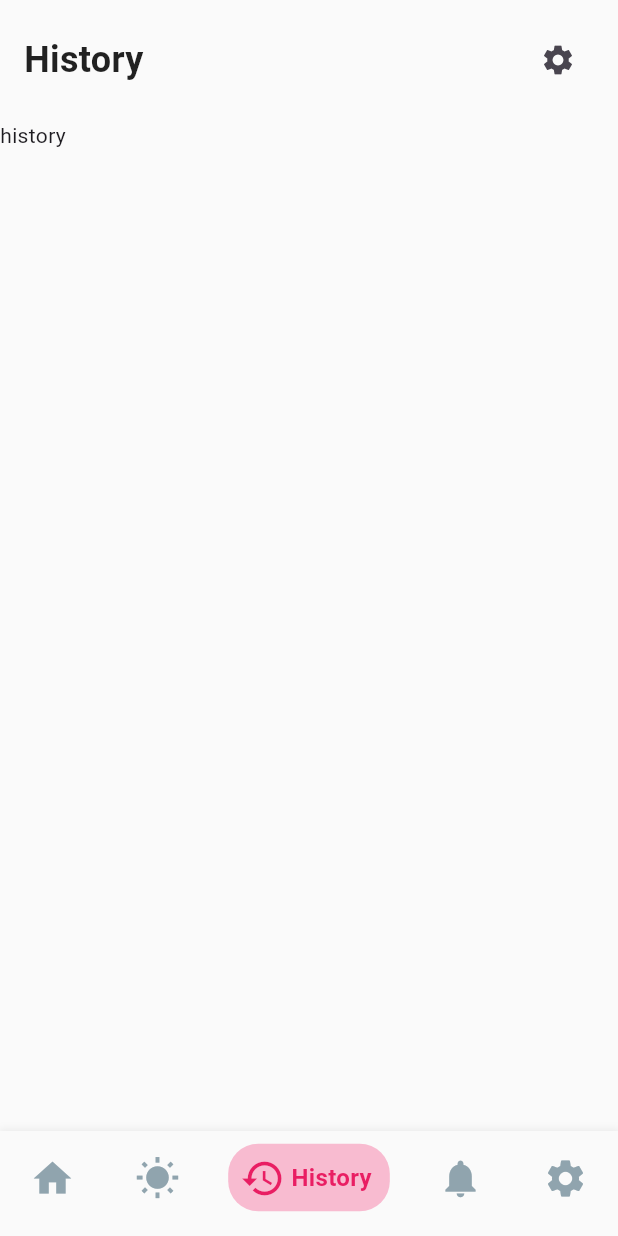
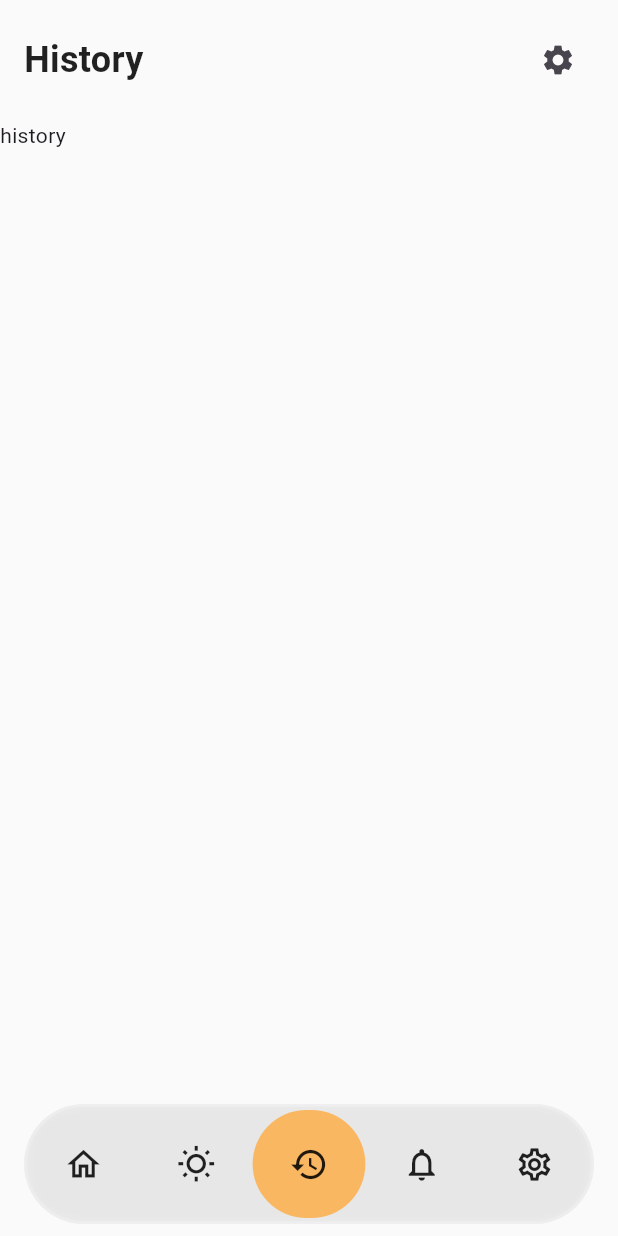
Before and after one commit to 7aku8/pv-forecast, a Flutter app: the screen it shows after launch, swiped to page 3, on a phone screen of 412 x 824 dp. Run offline on Flutter 3.47's test engine with Material 3 defaults, Android fonts, the light colour scheme and no system bars; our stand-ins replace bloc, equatable, fl_chart, flutter_bloc, nb_utils; generated files the repository leaves out were written again.

Commit message:
new navbar

```diff
--- a/lib/components/bottom_nav.dart
+++ b/lib/components/bottom_nav.dart
@@ -1,8 +1,9 @@
+import 'dart:ui';
+
 import 'package:flutter/material.dart';
 import 'package:flutter_bloc/flutter_bloc.dart';
 import 'package:nb_utils/nb_utils.dart';
 import 'package:pv_forecast/dashboard/state/page/page_bloc.dart';
-import 'package:pv_forecast/utils/colors.dart';
 
 class BottomNav extends StatefulWidget {
   const BottomNav({super.key});
@@ -13,11 +14,11 @@ class BottomNav extends StatefulWidget {
 
 class _BottomNavState extends State<BottomNav> {
   List<IconData> navbarIcons = [
-    Icons.home,
-    Icons.wb_sunny,
-    Icons.history,
-    Icons.notifications,
-    Icons.settings,
+    Icons.home_outlined,
+    Icons.wb_sunny_outlined,
+    Icons.history_outlined,
+    Icons.notifications_outlined,
+    Icons.settings_outlined,
   ];
 
   List widgets = <Widget>[
@@ -36,22 +37,6 @@ class _BottomNavState extends State<BottomNav> {
     'Settings',
   ];
 
-  List<Color> color = [
-    Colors.blue,
-    Colors.purple,
-    Colors.pink,
-    Colors.red,
-    Colors.green,
-  ];
-
-  List<Color> colorShade = [
-    Colors.blue.shade100,
-    Colors.purple.shade100,
-    Colors.pink.shade100,
-    Colors.red.shade100,
-    Colors.green.shade100,
-  ];
-
   int selectedIndex = 0;
 
   @override
@@ -67,17 +52,34 @@ class _BottomNavState extends State<BottomNav> {
 
   @override
   Widget build(BuildContext context) {
-    return Container(
-      padding: const EdgeInsets.only(bottom: 16, left: 12, right: 12, top: 8),
-      height: 70,
-      decoration: boxDecorationDefault(
-        borderRadius: radius(0),
-        color: backgroundColor,
+    return Padding(
+      padding: const EdgeInsets.only(left: 16, right: 16, bottom: 8),
+      child: ClipRRect(
+        borderRadius: BorderRadius.circular(40),
+        child: BackdropFilter(
+          filter: ImageFilter.blur(sigmaX: 5, sigmaY: 5),
+          child: Container(
+            height: 80,
+            decoration: BoxDecoration(
+              color: Colors.white.withOpacity(0.2),
+              borderRadius: BorderRadius.circular(40),
+              border: Border.all(
+                color: Colors.white.withOpacity(0.2),
+                width: 2,
+              ),
+              boxShadow: [
+                BoxShadow(
+                  color: Colors.black54.withOpacity(0.1),
+                  blurRadius: 10,
+                  spreadRadius: 5,
+                ),
+              ],
             ),
             child: BlocListener(
               bloc: context.read<PageBloc>(),
               listener: (context, state) {
-          if (state is PageSelected && state.initiatedBy == InitiatedBy.swipe) {
+                if (state is PageSelected &&
+                    state.initiatedBy == InitiatedBy.swipe) {
                   setState(() {
                     selectedIndex = state.selectedPage;
                   });
@@ -88,24 +90,9 @@ class _BottomNavState extends State<BottomNav> {
                 children: navbarIcons.map(
                   (e) {
                     final i = navbarIcons.indexOf(e);
-              return AnimatedContainer(
-                duration: const Duration(milliseconds: 500),
-                padding: const EdgeInsets.all(8),
-                height: 45,
-                decoration: BoxDecoration(
-                  color: i == selectedIndex ? colorShade[i] : backgroundColor,
-                  borderRadius: radius(20),
-                ),
-                child: Row(
-                  mainAxisSize: MainAxisSize.min,
-                  children: [
-                    Icon(
-                      e,
-                      size: 30,
-                      color:
-                          i == selectedIndex ? color[i] : Colors.blueGrey[300],
-                    ).onTap(
-                      () {
+                    return Expanded(
+                      child: GestureDetector(
+                        onTap: () {
                           context.read<PageBloc>().add(
                                 SelectPage(
                                   i,
@@ -113,21 +100,33 @@ class _BottomNavState extends State<BottomNav> {
                                 ),
                               );
                         },
-                      splashColor: context.cardColor,
+                        child: AnimatedContainer(
+                          duration: const Duration(milliseconds: 500),
+                          padding: const EdgeInsets.all(23),
+                          decoration: i == selectedIndex
+                              ? BoxDecoration(
+                                  color: Colors.orangeAccent.withOpacity(0.8),
+                                  borderRadius: BorderRadius.circular(45),
+                                )
+                              : BoxDecoration(
+                                  color: Colors.transparent,
+                                  borderRadius: BorderRadius.circular(40),
                                 ),
-                    Text(
-                      bottomNavigationName[i],
-                      style: boldTextStyle(color: color[i]),
-                    )
-                        .paddingSymmetric(horizontal: 4)
-                        .visible(i == selectedIndex),
-                  ],
+                          child: Icon(
+                            e,
+                            size: 26,
+                            color: Colors.black87,
+                          ),
+                        ),
                       ),
                     );
                   },
                 ).toList(),
               ),
             ),
+          ),
+        ),
+      ),
     );
   }
 }
--- a/lib/dashboard/pages/dashboard_page.dart
+++ b/lib/dashboard/pages/dashboard_page.dart
@@ -57,15 +57,22 @@ class _DashboardPageState extends State<DashboardPage>
             _updateCurrentPageIndex(state.selectedPage);
           }
         },
-        child: SafeArea(
-          child: PageView(
+        child: Stack(
+          children: [
+            PageView(
               controller: _pageViewController,
               onPageChanged: _handlePageViewChanged,
               children: _pages,
             ),
+            const Positioned(
+              left: 0,
+              right: 0,
+              bottom: 0,
+              child: BottomNav(),
+            ),
+          ],
         ),
       ),
-      bottomNavigationBar: const BottomNav(),
     );
   }
 
--- a/lib/dashboard/view/forecast_view.dart
+++ b/lib/dashboard/view/forecast_view.dart
@@ -330,7 +330,7 @@ class _HomeViewState extends State<ForecastView> {
               ],
             ),
           ),
-          const SizedBox(height: 16),
+          const SizedBox(height: 106),
         ],
       ),
     );
```
Lines whose indentation alone changed are shown as unchanged.
